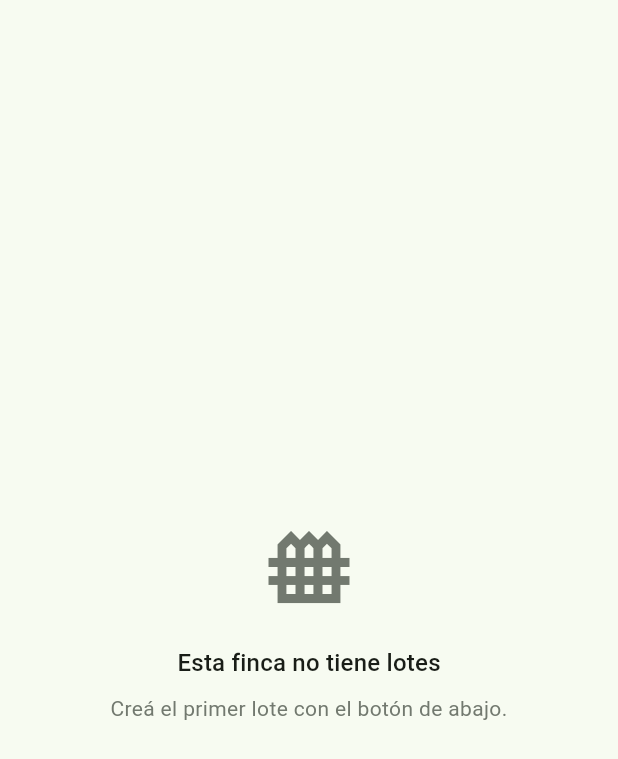
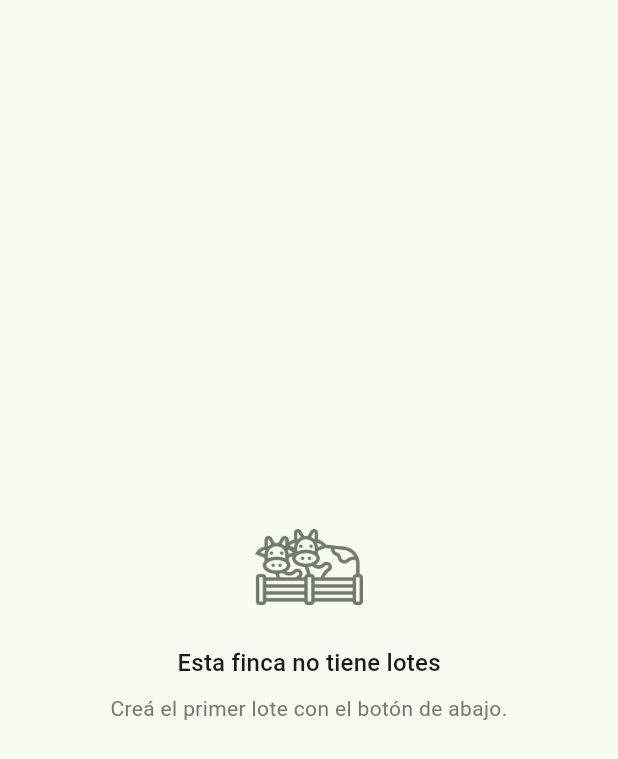
Before and after one commit to ErickGamboa/HatoControl, a Flutter app: the _VacioLotes widget shown alone on an empty page, opened directly with empty values, on a phone screen of 412 x 824 dp. Shown: the top 759 px of the screen. Run offline on Flutter 3.47's test engine with Material 3 defaults, Android fonts, the phone set to English and light mode, and no system bars; our stand-ins replace connectivity_plus, drift, drift_flutter, image_picker, supabase_flutter; accounts and stored records are empty; generated files the repository leaves out were written again.

Commit message:
ultimos cambios

```diff
--- a/lib/lotes/lotes_screen.dart
+++ b/lib/lotes/lotes_screen.dart
@@ -131,8 +131,12 @@ class _VacioLotes extends StatelessWidget {
         child: Column(
           mainAxisSize: MainAxisSize.min,
           children: [
-            Icon(Icons.fence,
-                size: 72, color: theme.colorScheme.outline),
+            Image.asset(
+              'assets/iconos/lotes.png',
+              width: 72,
+              height: 72,
+              color: theme.colorScheme.outline,
+            ),
             const SizedBox(height: 16),
             Text('Esta finca no tiene lotes',
                 style: theme.textTheme.titleMedium),
--- a/pubspec.yaml
+++ b/pubspec.yaml
@@ -66,6 +66,9 @@ flutter:
   # the material Icons class.
   uses-material-design: true
 
+  assets:
+    - assets/iconos/
+
   # To add assets to your application, add an assets section, like this:
   # assets:
   #   - images/a_dot_burr.jpeg
```
Also changed, not shown: lib/fincas/finca_detalle_screen.dart (+17 -6 lines), assets/iconos/lotes.png (added), assets/iconos/pesaje.png (added).
